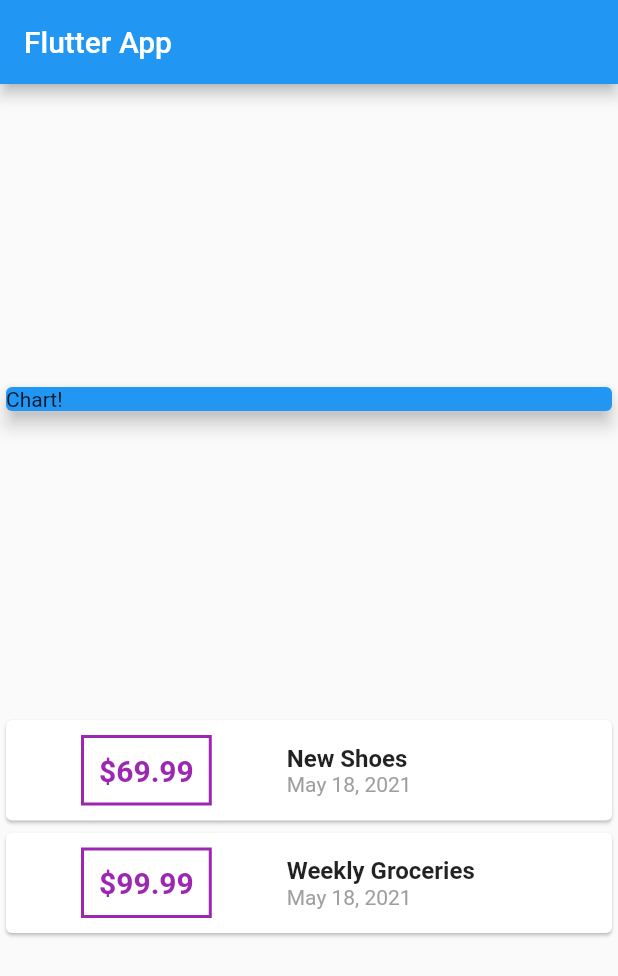
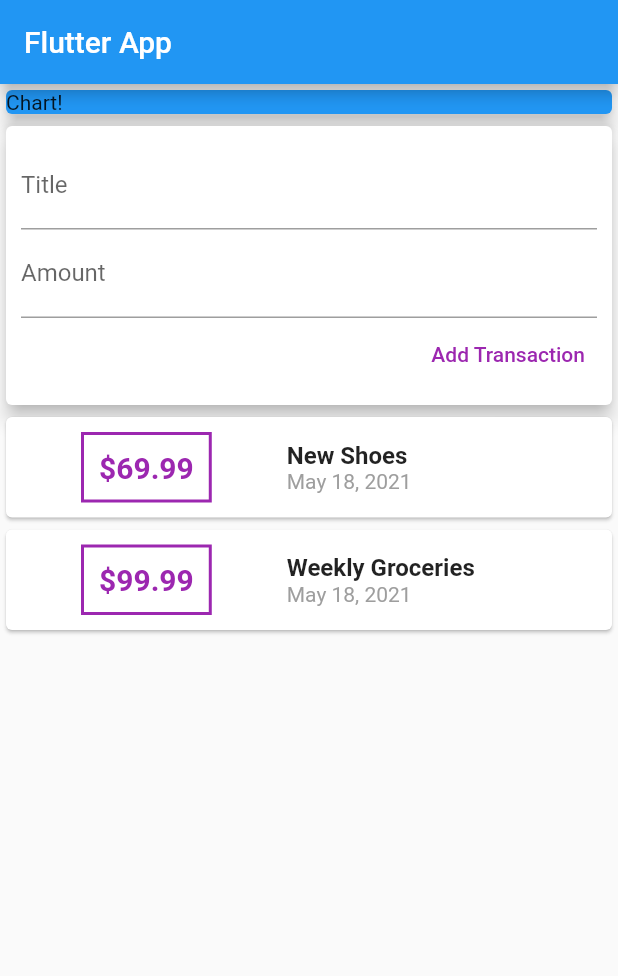
Before and after one commit to arielt/flutter_expense_planner, a Flutter app: the screen it shows after launch, on a phone screen of 412 x 824 dp. Shown: the top 976 px of the screen. Run offline on Flutter 3.47's test engine with Material 2 defaults, Android fonts, the light colour scheme and no system bars.

Commit message:
add input fields

```diff
--- a/lib/main.dart
+++ b/lib/main.dart
@@ -33,7 +33,7 @@ class MyHomePage extends StatelessWidget {
         title: Text('Flutter App'),
       ),
       body: Column(
-        mainAxisAlignment: MainAxisAlignment.spaceEvenly,
+        // mainAxisAlignment: MainAxisAlignment.start,
         crossAxisAlignment: CrossAxisAlignment.stretch,
         children: <Widget>[
           Container(
@@ -43,6 +43,28 @@ class MyHomePage extends StatelessWidget {
                 child: Container(child: Text('Chart!'), width: double.infinity),
                 elevation: 5),
           ),
+          Card(
+              elevation: 5,
+              child: Container(
+                padding: EdgeInsets.all(10),
+                child: Column(
+                  crossAxisAlignment: CrossAxisAlignment.end,
+                  children: <Widget>[
+                  TextField(
+                    decoration: InputDecoration(labelText: 'Title'),
+                  ),
+                  TextField(
+                    decoration: InputDecoration(labelText: 'Amount'),
+                  ),
+                  TextButton(
+                    child: Text('Add Transaction'),
+                    style: TextButton.styleFrom(
+                      primary: Colors.purple,
+                    ),
+                    onPressed: () {},
+                  )
+                ]),
+              )),
           Column(
             children: transactions.map((tx) {
               return Card(
```
